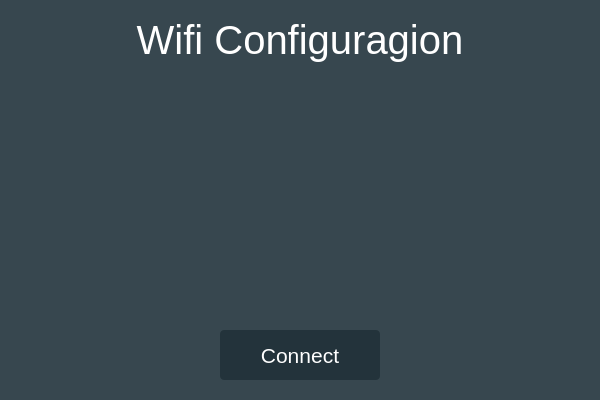
Old version of the form DMM/wificonfigdialog.ui in the repository mickyTwenty/DMM.
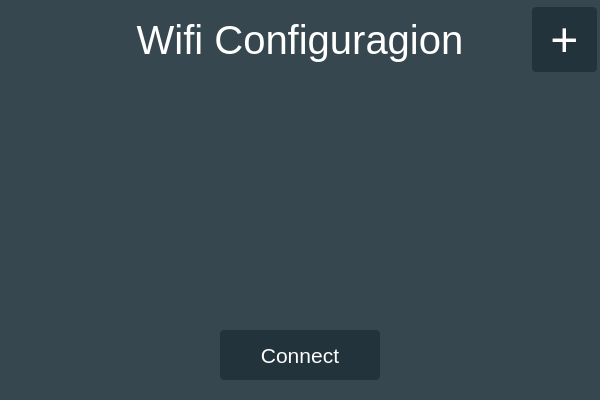
New version of the form.

The edit to the form file:
```diff
--- a/DMM/wificonfigdialog.ui
+++ b/DMM/wificonfigdialog.ui
@@ -45,6 +45,33 @@
     <number>20</number>
    </property>
    <item>
+    <layout class="QHBoxLayout" name="horizontalLayout_3">
+     <property name="spacing">
+      <number>5</number>
+     </property>
+     <property name="leftMargin">
+      <number>3</number>
+     </property>
+     <property name="rightMargin">
+      <number>3</number>
+     </property>
+     <item>
+      <spacer name="horizontalSpacer_3">
+       <property name="orientation">
+        <enum>Qt::Horizontal</enum>
+       </property>
+       <property name="sizeType">
+        <enum>QSizePolicy::Fixed</enum>
+       </property>
+       <property name="sizeHint" stdset="0">
+        <size>
+         <width>70</width>
+         <height>20</height>
+        </size>
+       </property>
+      </spacer>
+     </item>
+     <item>
     <widget class="QLabel" name="label">
      <property name="minimumSize">
       <size>
@@ -74,6 +101,45 @@
       <set>Qt::AlignCenter</set>
      </property>
     </widget>
+     </item>
+     <item>
+      <widget class="QPushButton" name="btnAdd">
+       <property name="minimumSize">
+        <size>
+         <width>65</width>
+         <height>65</height>
+        </size>
+       </property>
+       <property name="maximumSize">
+        <size>
+         <width>65</width>
+         <height>65</height>
+        </size>
+       </property>
+       <property name="font">
+        <font>
+         <pointsize>36</pointsize>
+        </font>
+       </property>
+       <property name="styleSheet">
+        <string notr="true">QPushButton {
+border-radius: 4px;
+border: none;
+background: rgb(35, 51, 59);
+color: white;
+padding: 0px;
+}
+
+QPushButton:pressed {
+background: rgb(95, 111,119);
+}</string>
+       </property>
+       <property name="text">
+        <string>+</string>
+       </property>
+      </widget>
+     </item>
+    </layout>
    </item>
    <item>
     <widget class="QListWidget" name="listWidget">
```
Lines whose indentation alone changed are shown as unchanged.
